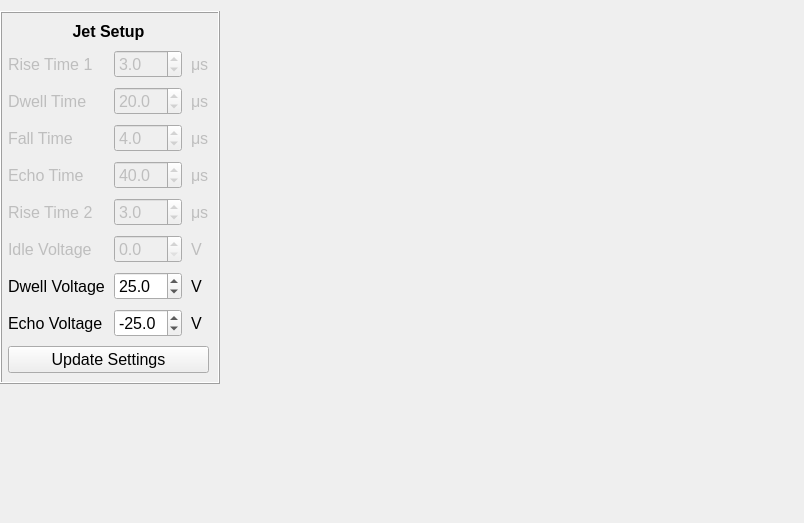
Before: the Qt Designer form src/ui/jettingwidget.ui in BYUCreateResearchLab/CREATE_LAB_Binder_Jet_Printer, drawn with Qt 5.
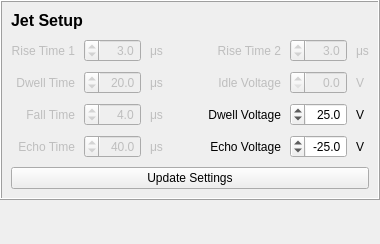
After: the same form once the commit is applied.

```diff
--- a/src/ui/jettingwidget.ui
+++ b/src/ui/jettingwidget.ui
@@ -6,22 +6,44 @@
    <rect>
     <x>0</x>
     <y>0</y>
-    <width>804</width>
-    <height>523</height>
+    <width>380</width>
+    <height>244</height>
    </rect>
   </property>
   <property name="font">
    <font>
-    <pointsize>12</pointsize>
+    <pointsize>9</pointsize>
    </font>
   </property>
   <property name="windowTitle">
    <string>Form</string>
   </property>
-  <layout class="QGridLayout" name="gridLayout">
+  <layout class="QGridLayout" name="gridLayout_2">
    <property name="leftMargin">
     <number>0</number>
    </property>
+   <property name="topMargin">
+    <number>0</number>
+   </property>
+   <property name="rightMargin">
+    <number>0</number>
+   </property>
+   <property name="bottomMargin">
+    <number>0</number>
+   </property>
+   <item row="1" column="0">
+    <spacer name="verticalSpacer">
+     <property name="orientation">
+      <enum>Qt::Vertical</enum>
+     </property>
+     <property name="sizeHint" stdset="0">
+      <size>
+       <width>20</width>
+       <height>22</height>
+      </size>
+     </property>
+    </spacer>
+   </item>
    <item row="0" column="0">
     <widget class="QFrame" name="jetSettingsFrame">
      <property name="frameShape">
@@ -30,49 +52,303 @@
      <property name="frameShadow">
       <enum>QFrame::Raised</enum>
      </property>
-     <layout class="QGridLayout" name="gridLayout_2">
-      <property name="leftMargin">
-       <number>6</number>
-      </property>
+     <layout class="QGridLayout" name="gridLayout">
       <property name="spacing">
        <number>9</number>
       </property>
-      <item row="7" column="0">
+      <item row="1" column="1">
+       <widget class="QDoubleSpinBox" name="doubleSpinBox">
+        <property name="enabled">
+         <bool>false</bool>
+        </property>
+        <property name="sizePolicy">
+         <sizepolicy hsizetype="Expanding" vsizetype="Fixed">
+          <horstretch>0</horstretch>
+          <verstretch>0</verstretch>
+         </sizepolicy>
+        </property>
+        <property name="layoutDirection">
+         <enum>Qt::RightToLeft</enum>
+        </property>
+        <property name="alignment">
+         <set>Qt::AlignRight|Qt::AlignTrailing|Qt::AlignVCenter</set>
+        </property>
+        <property name="decimals">
+         <number>1</number>
+        </property>
+        <property name="value">
+         <double>3.000000000000000</double>
+        </property>
+       </widget>
+      </item>
+      <item row="2" column="6">
+       <widget class="QLabel" name="label_14">
+        <property name="enabled">
+         <bool>false</bool>
+        </property>
+        <property name="sizePolicy">
+         <sizepolicy hsizetype="Minimum" vsizetype="Preferred">
+          <horstretch>0</horstretch>
+          <verstretch>0</verstretch>
+         </sizepolicy>
+        </property>
+        <property name="text">
+         <string>V</string>
+        </property>
+       </widget>
+      </item>
+      <item row="3" column="4">
        <widget class="QLabel" name="label_11">
+        <property name="layoutDirection">
+         <enum>Qt::RightToLeft</enum>
+        </property>
         <property name="text">
          <string>Dwell Voltage</string>
         </property>
+        <property name="alignment">
+         <set>Qt::AlignRight|Qt::AlignTrailing|Qt::AlignVCenter</set>
+        </property>
        </widget>
       </item>
-      <item row="1" column="2">
-       <widget class="QLabel" name="label_2">
+      <item row="3" column="2">
+       <widget class="QLabel" name="label_8">
         <property name="enabled">
          <bool>false</bool>
         </property>
+        <property name="sizePolicy">
+         <sizepolicy hsizetype="Minimum" vsizetype="Preferred">
+          <horstretch>0</horstretch>
+          <verstretch>0</verstretch>
+         </sizepolicy>
+        </property>
         <property name="text">
          <string>μs</string>
         </property>
        </widget>
       </item>
-      <item row="8" column="2">
+      <item row="4" column="6">
        <widget class="QLabel" name="label_16">
+        <property name="sizePolicy">
+         <sizepolicy hsizetype="Minimum" vsizetype="Preferred">
+          <horstretch>0</horstretch>
+          <verstretch>0</verstretch>
+         </sizepolicy>
+        </property>
         <property name="text">
          <string>V</string>
         </property>
        </widget>
       </item>
-      <item row="5" column="0">
+      <item row="3" column="0">
+       <widget class="QLabel" name="label_4">
+        <property name="enabled">
+         <bool>false</bool>
+        </property>
+        <property name="layoutDirection">
+         <enum>Qt::RightToLeft</enum>
+        </property>
+        <property name="text">
+         <string>Fall Time</string>
+        </property>
+        <property name="alignment">
+         <set>Qt::AlignRight|Qt::AlignTrailing|Qt::AlignVCenter</set>
+        </property>
+       </widget>
+      </item>
+      <item row="4" column="4">
+       <widget class="QLabel" name="label_12">
+        <property name="layoutDirection">
+         <enum>Qt::RightToLeft</enum>
+        </property>
+        <property name="text">
+         <string>Echo Voltage</string>
+        </property>
+        <property name="alignment">
+         <set>Qt::AlignRight|Qt::AlignTrailing|Qt::AlignVCenter</set>
+        </property>
+       </widget>
+      </item>
+      <item row="2" column="5">
+       <widget class="QDoubleSpinBox" name="doubleSpinBox_6">
+        <property name="enabled">
+         <bool>false</bool>
+        </property>
+        <property name="sizePolicy">
+         <sizepolicy hsizetype="Preferred" vsizetype="Fixed">
+          <horstretch>0</horstretch>
+          <verstretch>0</verstretch>
+         </sizepolicy>
+        </property>
+        <property name="layoutDirection">
+         <enum>Qt::RightToLeft</enum>
+        </property>
+        <property name="alignment">
+         <set>Qt::AlignRight|Qt::AlignTrailing|Qt::AlignVCenter</set>
+        </property>
+        <property name="decimals">
+         <number>1</number>
+        </property>
+       </widget>
+      </item>
+      <item row="3" column="5">
+       <widget class="QDoubleSpinBox" name="dwellVoltageSpinBox">
+        <property name="sizePolicy">
+         <sizepolicy hsizetype="Preferred" vsizetype="Fixed">
+          <horstretch>0</horstretch>
+          <verstretch>0</verstretch>
+         </sizepolicy>
+        </property>
+        <property name="layoutDirection">
+         <enum>Qt::RightToLeft</enum>
+        </property>
+        <property name="alignment">
+         <set>Qt::AlignRight|Qt::AlignTrailing|Qt::AlignVCenter</set>
+        </property>
+        <property name="decimals">
+         <number>1</number>
+        </property>
+        <property name="maximum">
+         <double>90.000000000000000</double>
+        </property>
+        <property name="value">
+         <double>25.000000000000000</double>
+        </property>
+       </widget>
+      </item>
+      <item row="1" column="5">
+       <widget class="QDoubleSpinBox" name="doubleSpinBox_5">
+        <property name="enabled">
+         <bool>false</bool>
+        </property>
+        <property name="sizePolicy">
+         <sizepolicy hsizetype="Expanding" vsizetype="Fixed">
+          <horstretch>0</horstretch>
+          <verstretch>0</verstretch>
+         </sizepolicy>
+        </property>
+        <property name="layoutDirection">
+         <enum>Qt::RightToLeft</enum>
+        </property>
+        <property name="alignment">
+         <set>Qt::AlignRight|Qt::AlignTrailing|Qt::AlignVCenter</set>
+        </property>
+        <property name="decimals">
+         <number>1</number>
+        </property>
+        <property name="value">
+         <double>3.000000000000000</double>
+        </property>
+       </widget>
+      </item>
+      <item row="2" column="1">
+       <widget class="QDoubleSpinBox" name="doubleSpinBox_2">
+        <property name="enabled">
+         <bool>false</bool>
+        </property>
+        <property name="sizePolicy">
+         <sizepolicy hsizetype="Preferred" vsizetype="Fixed">
+          <horstretch>0</horstretch>
+          <verstretch>0</verstretch>
+         </sizepolicy>
+        </property>
+        <property name="layoutDirection">
+         <enum>Qt::RightToLeft</enum>
+        </property>
+        <property name="alignment">
+         <set>Qt::AlignRight|Qt::AlignTrailing|Qt::AlignVCenter</set>
+        </property>
+        <property name="decimals">
+         <number>1</number>
+        </property>
+        <property name="value">
+         <double>20.000000000000000</double>
+        </property>
+       </widget>
+      </item>
+      <item row="3" column="1">
+       <widget class="QDoubleSpinBox" name="doubleSpinBox_4">
+        <property name="enabled">
+         <bool>false</bool>
+        </property>
+        <property name="sizePolicy">
+         <sizepolicy hsizetype="Preferred" vsizetype="Fixed">
+          <horstretch>0</horstretch>
+          <verstretch>0</verstretch>
+         </sizepolicy>
+        </property>
+        <property name="layoutDirection">
+         <enum>Qt::RightToLeft</enum>
+        </property>
+        <property name="alignment">
+         <set>Qt::AlignRight|Qt::AlignTrailing|Qt::AlignVCenter</set>
+        </property>
+        <property name="decimals">
+         <number>1</number>
+        </property>
+        <property name="value">
+         <double>4.000000000000000</double>
+        </property>
+       </widget>
+      </item>
+      <item row="1" column="4">
        <widget class="QLabel" name="label_9">
         <property name="enabled">
          <bool>false</bool>
         </property>
+        <property name="layoutDirection">
+         <enum>Qt::RightToLeft</enum>
+        </property>
         <property name="text">
          <string>Rise Time 2</string>
         </property>
+        <property name="alignment">
+         <set>Qt::AlignRight|Qt::AlignTrailing|Qt::AlignVCenter</set>
+        </property>
        </widget>
       </item>
-      <item row="8" column="1">
+      <item row="3" column="6">
+       <widget class="QLabel" name="label_15">
+        <property name="sizePolicy">
+         <sizepolicy hsizetype="Minimum" vsizetype="Preferred">
+          <horstretch>0</horstretch>
+          <verstretch>0</verstretch>
+         </sizepolicy>
+        </property>
+        <property name="text">
+         <string>V</string>
+        </property>
+       </widget>
+      </item>
+      <item row="0" column="0" colspan="3">
+       <widget class="QLabel" name="label_17">
+        <property name="font">
+         <font>
+          <pointsize>12</pointsize>
+          <bold>true</bold>
+         </font>
+        </property>
+        <property name="text">
+         <string>Jet Setup</string>
+        </property>
+        <property name="alignment">
+         <set>Qt::AlignLeading|Qt::AlignLeft|Qt::AlignVCenter</set>
+        </property>
+       </widget>
+      </item>
+      <item row="4" column="5">
        <widget class="QDoubleSpinBox" name="echoVoltageSpinBox">
+        <property name="sizePolicy">
+         <sizepolicy hsizetype="Preferred" vsizetype="Fixed">
+          <horstretch>0</horstretch>
+          <verstretch>0</verstretch>
+         </sizepolicy>
+        </property>
+        <property name="layoutDirection">
+         <enum>Qt::RightToLeft</enum>
+        </property>
+        <property name="alignment">
+         <set>Qt::AlignRight|Qt::AlignTrailing|Qt::AlignVCenter</set>
+        </property>
         <property name="decimals">
          <number>1</number>
         </property>
@@ -87,99 +363,42 @@
         </property>
        </widget>
       </item>
-      <item row="4" column="1">
-       <widget class="QDoubleSpinBox" name="doubleSpinBox_3">
-        <property name="enabled">
-         <bool>false</bool>
-        </property>
-        <property name="decimals">
-         <number>1</number>
-        </property>
-        <property name="value">
-         <double>40.000000000000000</double>
-        </property>
-       </widget>
-      </item>
-      <item row="6" column="0">
+      <item row="2" column="4">
        <widget class="QLabel" name="label_10">
         <property name="enabled">
          <bool>false</bool>
         </property>
+        <property name="layoutDirection">
+         <enum>Qt::RightToLeft</enum>
+        </property>
         <property name="text">
          <string>Idle Voltage</string>
         </property>
-       </widget>
-      </item>
-      <item row="8" column="0">
-       <widget class="QLabel" name="label_12">
-        <property name="text">
-         <string>Echo Voltage</string>
+        <property name="alignment">
+         <set>Qt::AlignRight|Qt::AlignTrailing|Qt::AlignVCenter</set>
         </property>
        </widget>
       </item>
-      <item row="5" column="1">
-       <widget class="QDoubleSpinBox" name="doubleSpinBox_5">
-        <property name="enabled">
-         <bool>false</bool>
-        </property>
-        <property name="decimals">
-         <number>1</number>
-        </property>
-        <property name="value">
-         <double>3.000000000000000</double>
-        </property>
-       </widget>
-      </item>
-      <item row="2" column="2">
-       <widget class="QLabel" name="label_5">
-        <property name="enabled">
-         <bool>false</bool>
-        </property>
+      <item row="10" column="0" colspan="7">
+       <widget class="QPushButton" name="updateSettingsButton">
         <property name="text">
-         <string>μs</string>
+         <string>Update Settings</string>
         </property>
        </widget>
       </item>
-      <item row="2" column="1">
-       <widget class="QDoubleSpinBox" name="doubleSpinBox_2">
+      <item row="2" column="0">
+       <widget class="QLabel" name="label_3">
         <property name="enabled">
          <bool>false</bool>
         </property>
-        <property name="decimals">
-         <number>1</number>
+        <property name="layoutDirection">
+         <enum>Qt::RightToLeft</enum>
         </property>
-        <property name="value">
-         <double>20.000000000000000</double>
-        </property>
-       </widget>
-      </item>
-      <item row="7" column="1">
-       <widget class="QDoubleSpinBox" name="dwellVoltageSpinBox">
-        <property name="decimals">
-         <number>1</number>
-        </property>
-        <property name="maximum">
-         <double>90.000000000000000</double>
-        </property>
-        <property name="value">
-         <double>25.000000000000000</double>
-        </property>
-       </widget>
-      </item>
-      <item row="6" column="2">
-       <widget class="QLabel" name="label_14">
-        <property name="enabled">
-         <bool>false</bool>
-        </property>
         <property name="text">
-         <string>V</string>
+         <string>Dwell Time</string>
         </property>
-       </widget>
-      </item>
-      <item row="7" column="2">
-       <widget class="QLabel" name="label_15">
-        <property name="text">
-         <string>V</string>
+        <property name="alignment">
+         <set>Qt::AlignRight|Qt::AlignTrailing|Qt::AlignVCenter</set>
         </property>
        </widget>
       </item>
@@ -188,28 +407,30 @@
         <property name="enabled">
          <bool>false</bool>
         </property>
+        <property name="layoutDirection">
+         <enum>Qt::RightToLeft</enum>
+        </property>
         <property name="text">
          <string>Rise Time 1</string>
         </property>
-       </widget>
-      </item>
-      <item row="9" column="0" colspan="3">
-       <widget class="QPushButton" name="updateSettingsButton">
-        <property name="text">
-         <string>Update Settings</string>
+        <property name="alignment">
+         <set>Qt::AlignRight|Qt::AlignTrailing|Qt::AlignVCenter</set>
         </property>
        </widget>
       </item>
-      <item row="1" column="1">
-       <widget class="QDoubleSpinBox" name="doubleSpinBox">
+      <item row="2" column="2">
+       <widget class="QLabel" name="label_5">
         <property name="enabled">
          <bool>false</bool>
         </property>
-        <property name="decimals">
-         <number>1</number>
+        <property name="sizePolicy">
+         <sizepolicy hsizetype="Minimum" vsizetype="Preferred">
+          <horstretch>0</horstretch>
+          <verstretch>0</verstretch>
+         </sizepolicy>
         </property>
-        <property name="value">
-         <double>3.000000000000000</double>
+        <property name="text">
+         <string>μs</string>
         </property>
        </widget>
       </item>
@@ -218,71 +439,46 @@
         <property name="enabled">
          <bool>false</bool>
         </property>
-        <property name="text">
-         <string>μs</string>
+        <property name="sizePolicy">
+         <sizepolicy hsizetype="Minimum" vsizetype="Preferred">
+          <horstretch>0</horstretch>
+          <verstretch>0</verstretch>
+         </sizepolicy>
         </property>
-       </widget>
-      </item>
-      <item row="3" column="1">
-       <widget class="QDoubleSpinBox" name="doubleSpinBox_4">
-        <property name="enabled">
-         <bool>false</bool>
-        </property>
-        <property name="decimals">
-         <number>1</number>
-        </property>
-        <property name="value">
-         <double>4.000000000000000</double>
-        </property>
-       </widget>
-      </item>
-      <item row="3" column="2">
-       <widget class="QLabel" name="label_8">
-        <property name="enabled">
-         <bool>false</bool>
-        </property>
         <property name="text">
          <string>μs</string>
         </property>
        </widget>
       </item>
-      <item row="5" column="2">
+      <item row="1" column="6">
        <widget class="QLabel" name="label_13">
         <property name="enabled">
          <bool>false</bool>
         </property>
+        <property name="sizePolicy">
+         <sizepolicy hsizetype="Minimum" vsizetype="Preferred">
+          <horstretch>0</horstretch>
+          <verstretch>0</verstretch>
+         </sizepolicy>
+        </property>
         <property name="text">
          <string>μs</string>
         </property>
        </widget>
       </item>
-      <item row="2" column="0">
-       <widget class="QLabel" name="label_3">
+      <item row="1" column="2">
+       <widget class="QLabel" name="label_2">
         <property name="enabled">
          <bool>false</bool>
         </property>
-        <property name="text">
-         <string>Dwell Time</string>
+        <property name="sizePolicy">
+         <sizepolicy hsizetype="Minimum" vsizetype="Preferred">
+          <horstretch>0</horstretch>
+          <verstretch>0</verstretch>
+         </sizepolicy>
         </property>
-       </widget>
-      </item>
-      <item row="6" column="1">
-       <widget class="QDoubleSpinBox" name="doubleSpinBox_6">
-        <property name="enabled">
-         <bool>false</bool>
-        </property>
-        <property name="decimals">
-         <number>1</number>
-        </property>
-       </widget>
-      </item>
-      <item row="3" column="0">
-       <widget class="QLabel" name="label_4">
-        <property name="enabled">
-         <bool>false</bool>
-        </property>
         <property name="text">
-         <string>Fall Time</string>
+         <string>μs   </string>
         </property>
        </widget>
       </item>
@@ -291,56 +487,58 @@
         <property name="enabled">
          <bool>false</bool>
         </property>
+        <property name="layoutDirection">
+         <enum>Qt::RightToLeft</enum>
+        </property>
         <property name="text">
          <string>Echo Time</string>
         </property>
+        <property name="alignment">
+         <set>Qt::AlignRight|Qt::AlignTrailing|Qt::AlignVCenter</set>
+        </property>
        </widget>
       </item>
-      <item row="0" column="0" colspan="3">
-       <widget class="QLabel" name="label_17">
-        <property name="font">
-         <font>
-          <pointsize>12</pointsize>
-          <bold>true</bold>
-         </font>
+      <item row="4" column="1">
+       <widget class="QDoubleSpinBox" name="doubleSpinBox_3">
+        <property name="enabled">
+         <bool>false</bool>
         </property>
-        <property name="text">
-         <string>Jet Setup</string>
+        <property name="sizePolicy">
+         <sizepolicy hsizetype="Preferred" vsizetype="Fixed">
+          <horstretch>0</horstretch>
+          <verstretch>0</verstretch>
+         </sizepolicy>
         </property>
+        <property name="layoutDirection">
+         <enum>Qt::RightToLeft</enum>
+        </property>
         <property name="alignment">
-         <set>Qt::AlignCenter</set>
+         <set>Qt::AlignRight|Qt::AlignTrailing|Qt::AlignVCenter</set>
         </property>
+        <property name="decimals">
+         <number>1</number>
+        </property>
+        <property name="value">
+         <double>40.000000000000000</double>
+        </property>
        </widget>
       </item>
+      <item row="1" column="3" rowspan="4">
+       <spacer name="horizontalSpacer">
+        <property name="orientation">
+         <enum>Qt::Horizontal</enum>
+        </property>
+        <property name="sizeHint" stdset="0">
+         <size>
+          <width>40</width>
+          <height>20</height>
+         </size>
+        </property>
+       </spacer>
+      </item>
      </layout>
     </widget>
    </item>
-   <item row="0" column="1">
-    <spacer name="horizontalSpacer">
-     <property name="orientation">
-      <enum>Qt::Horizontal</enum>
-     </property>
-     <property name="sizeHint" stdset="0">
-      <size>
-       <width>40</width>
-       <height>20</height>
-      </size>
-     </property>
-    </spacer>
-   </item>
-   <item row="3" column="0">
-    <spacer name="verticalSpacer">
-     <property name="orientation">
-      <enum>Qt::Vertical</enum>
-     </property>
-     <property name="sizeHint" stdset="0">
-      <size>
-       <width>20</width>
-       <height>40</height>
-      </size>
-     </property>
-    </spacer>
-   </item>
   </layout>
  </widget>
  <resources/>
```
